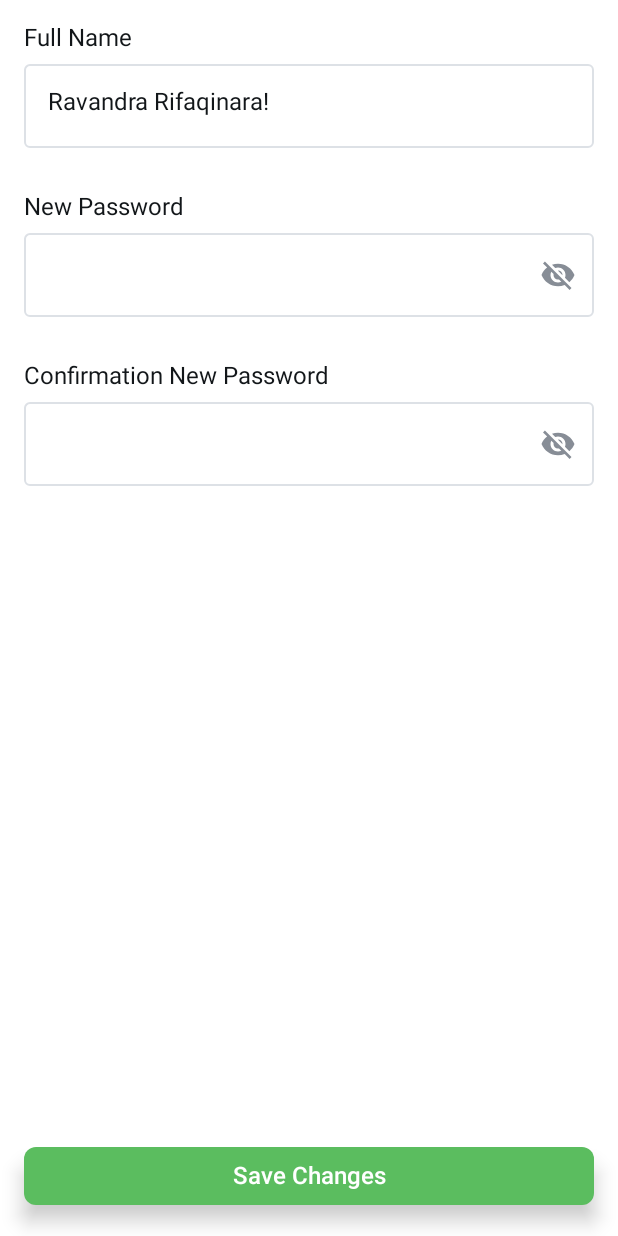
After one commit to TeamFoodWise/foodwise-mobile, an Android app built with Jetpack Compose: the EditProfileActivity screen opened directly, with no data from a screen before it, on a phone screen of 412 x 824 dp. The commit adds this screen. Run offline under Robolectric (Android 15) with nearby library versions, the phone set to English and light mode, and no system bars.

Commit message:
feat(profile): added edit profile activity

```diff
--- a/app/src/main/java/bangkit/kiki/foodwisemobile/config/Injection.kt
+++ b/app/src/main/java/bangkit/kiki/foodwisemobile/data/repository/config/Injection.kt
@@ -1,4 +1,4 @@
-package bangkit.kiki.foodwisemobile.config
+package bangkit.kiki.foodwisemobile.data.repository.config
 
 import android.content.Context
 import bangkit.kiki.foodwisemobile.data.context.UserContext
@@ -7,7 +7,7 @@ import bangkit.kiki.foodwisemobile.data.repository.UserRepository
 
 object Injection {
     fun provideRepository(context: Context): UserRepository {
-        val context = UserContext.getInstance(context.dataStore)
-        return UserRepository.getInstance(context)
+        val userContext = UserContext.getInstance(context.dataStore)
+        return UserRepository.getInstance(userContext)
     }
 }
--- a/app/src/main/java/bangkit/kiki/foodwisemobile/ui/ViewModelFactory.kt
+++ b/app/src/main/java/bangkit/kiki/foodwisemobile/ui/ViewModelFactory.kt
@@ -3,7 +3,7 @@ package bangkit.kiki.foodwisemobile.ui
 import android.content.Context
 import androidx.lifecycle.ViewModel
 import androidx.lifecycle.ViewModelProvider
-import bangkit.kiki.foodwisemobile.config.Injection
+import bangkit.kiki.foodwisemobile.data.repository.config.Injection
 import bangkit.kiki.foodwisemobile.data.repository.UserRepository
 import bangkit.kiki.foodwisemobile.ui.profile.ProfileViewModel
 import bangkit.kiki.foodwisemobile.ui.splash.SplashViewModel
--- /dev/null
+++ b/app/src/main/java/bangkit/kiki/foodwisemobile/ui/editProfile/EditProfileActivity.kt
@@ -0,0 +1,164 @@
+package bangkit.kiki.foodwisemobile.ui.editProfile
+
+import android.content.Intent
+import android.os.Bundle
+import androidx.activity.ComponentActivity
+import androidx.activity.compose.setContent
+import androidx.compose.foundation.layout.*
+import androidx.compose.material.MaterialTheme
+import androidx.compose.material.Surface
+import androidx.compose.material.Text
+import androidx.compose.runtime.*
+import androidx.compose.ui.Alignment
+import androidx.compose.ui.Modifier
+import androidx.compose.ui.platform.LocalContext
+import androidx.compose.ui.text.TextStyle
+import androidx.compose.ui.tooling.preview.Preview
+import androidx.compose.ui.unit.dp
+import androidx.compose.ui.unit.sp
+import bangkit.kiki.foodwisemobile.ui.element.CustomButton
+import bangkit.kiki.foodwisemobile.ui.element.CustomTextInput
+import bangkit.kiki.foodwisemobile.ui.profile.ProfileActivity
+import bangkit.kiki.foodwisemobile.ui.theme.Black
+import bangkit.kiki.foodwisemobile.ui.theme.FoodwiseMobileTheme
+
+class EditProfileActivity : ComponentActivity() {
+    override fun onCreate(savedInstanceState: Bundle?) {
+        super.onCreate(savedInstanceState)
+        setContent {
+            FoodwiseMobileTheme {
+                Surface(
+                    modifier = Modifier.fillMaxSize(),
+                    color = MaterialTheme.colors.background
+                ) {
+                    EditProfilePage()
+                }
+            }
+        }
+    }
+}
+
+@Composable
+fun EditProfilePage() {
+    var fullName by remember { mutableStateOf("Ravandra Rifaqinara!") }
+    var fullNameErrorMessage by remember { mutableStateOf("") }
+    var newPassword by remember { mutableStateOf("") }
+    var newPasswordErrorMessage by remember { mutableStateOf("") }
+    var confirmationNewPassword by remember { mutableStateOf("") }
+    var confirmationNewPasswordErrorMessage by remember { mutableStateOf("") }
+    val context = LocalContext.current
+
+    Column(
+        modifier = Modifier
+            .fillMaxSize()
+            .padding(16.dp),
+        horizontalAlignment = Alignment.CenterHorizontally
+    ) {
+        Text(
+            text = "Full Name",
+            style = TextStyle(
+                color = Black,
+                fontSize = 16.sp
+            ),
+            modifier = Modifier.align(Alignment.Start)
+        )
+        Spacer(modifier = Modifier.height(8.dp))
+        CustomTextInput(
+            value = fullName,
+            onValueChange = { fullName = it },
+            errorMessage = fullNameErrorMessage
+        )
+
+        Spacer(modifier = Modifier.height(16.dp))
+
+        Text(
+            text = "New Password",
+            style = TextStyle(
+                color = Black,
+                fontSize = 16.sp
+            ),
+            modifier = Modifier.align(Alignment.Start)
+        )
+        Spacer(modifier = Modifier.height(8.dp))
+        CustomTextInput(
+            value = newPassword,
+            onValueChange = { newPassword = it },
+            errorMessage = newPasswordErrorMessage,
+            type = "password"
+        )
+
+        Spacer(modifier = Modifier.height(16.dp))
+
+        Text(
+            text = "Confirmation New Password",
+            style = TextStyle(
+                color = Black,
+                fontSize = 16.sp
+            ),
+            modifier = Modifier.align(Alignment.Start)
+        )
+        Spacer(modifier = Modifier.height(8.dp))
+        CustomTextInput(
+            value = confirmationNewPassword,
+            onValueChange = { confirmationNewPassword = it },
+            errorMessage = confirmationNewPasswordErrorMessage,
+            type = "password"
+        )
+
+        Spacer(modifier = Modifier.weight(1f))
+
+        CustomButton(
+            text = "Save Changes",
+            onClick = {
+                fullNameErrorMessage = if (fullName.isEmpty()) {
+                    "Full name cannot be empty"
+                } else {
+                    ""
+                }
+
+                if (newPassword.isNotEmpty() || confirmationNewPassword.isNotEmpty()) {
+                    if (newPassword.isEmpty()) {
+                        newPasswordErrorMessage = "New password cannot be empty"
+                    }
+
+                    if (confirmationNewPassword.isEmpty()) {
+                        confirmationNewPasswordErrorMessage = "Confirmation new password cannot be empty"
+                    }
+
+                    if (newPassword.trim().length >= 8) {
+                        newPasswordErrorMessage = ""
+                    } else if (newPassword.isNotEmpty()) {
+                        newPasswordErrorMessage = "New password must be at least 8 characters"
+                    }
+
+                    if (confirmationNewPassword == newPassword && confirmationNewPassword.trim().length >= 8) {
+                        confirmationNewPasswordErrorMessage = ""
+                    } else if (confirmationNewPassword.isNotEmpty() && confirmationNewPassword.trim().length < 8) {
+                        confirmationNewPasswordErrorMessage = "Confirmation new password must be at least 8 characters"
+                    } else if (confirmationNewPassword.isNotEmpty() && confirmationNewPassword != newPassword) {
+                        confirmationNewPasswordErrorMessage = "New Password does not match confirmation new password"
+                    }
+
+                    if (
+                        fullNameErrorMessage == "" &&
+                        newPasswordErrorMessage == "" &&
+                        confirmationNewPasswordErrorMessage == ""
+                    ) {
+                        context.startActivity(Intent(context, ProfileActivity::class.java))
+                        fullName = ""
+                        newPassword = ""
+                        confirmationNewPassword = ""
+                    }
+                }
+            }
+        )
+    }
+}
+
+@Preview(showBackground = true)
+@Composable
+fun DefaultPreview6() {
+    FoodwiseMobileTheme {
+        EditProfilePage()
+    }
+}
--- a/app/src/main/java/bangkit/kiki/foodwisemobile/ui/element/CustomTextInput.kt
+++ b/app/src/main/java/bangkit/kiki/foodwisemobile/ui/element/CustomTextInput.kt
@@ -21,14 +21,20 @@ import bangkit.kiki.foodwisemobile.ui.theme.Green
 import bangkit.kiki.foodwisemobile.ui.theme.LightGrey
 
 @Composable
-fun CustomTextInput(value: String, onValueChange: (String) -> Unit, title: String, errorMessage: String? = "", type: String? = "") {
+fun CustomTextInput(
+    value: String,
+    onValueChange: (String) -> Unit,
+    title: String? = "",
+    errorMessage: String? = "",
+    type: String? = ""
+) {
     var passwordVisible by remember { mutableStateOf(false) }
 
     Column {
         OutlinedTextField(
             value = value,
             onValueChange = onValueChange,
-            label = { Text(text = title, style = TextStyle(color = DarkGrey)) },
+            label = if (!title.isNullOrEmpty()) { { Text(text = title, style = TextStyle(color = DarkGrey)) } } else null,
             keyboardOptions = KeyboardOptions.Default.copy(keyboardType = KeyboardType.Password),
             modifier = Modifier.fillMaxWidth(),
             visualTransformation = if (passwordVisible || type != "password") VisualTransformation.None else PasswordVisualTransformation(),
--- a/app/src/main/java/bangkit/kiki/foodwisemobile/ui/main/section/HeaderSection.kt
+++ b/app/src/main/java/bangkit/kiki/foodwisemobile/ui/main/section/HeaderSection.kt
@@ -12,7 +12,6 @@ import androidx.compose.ui.unit.dp
 import androidx.compose.ui.unit.sp
 import bangkit.kiki.foodwisemobile.ui.theme.Black
 import bangkit.kiki.foodwisemobile.ui.theme.Green
-import bangkit.kiki.foodwisemobile.ui.theme.LightGrey
 
 @Composable
 fun HeaderSection() {
--- a/app/src/main/res/values/strings.xml
+++ b/app/src/main/res/values/strings.xml
@@ -4,4 +4,5 @@
     <string name="title_activity_login">LoginActivity</string>
     <string name="title_activity_register">RegisterActivity</string>
     <string name="title_activity_profile">ProfileActivity</string>
+    <string name="title_activity_edit_profile">EditProfileActivity</string>
 </resources>
```
Also changed, not shown: app/src/main/AndroidManifest.xml (+9 -0 lines), app/src/main/java/bangkit/kiki/foodwisemobile/ui/profile/ProfileActivity.kt (+3 -4 lines).
